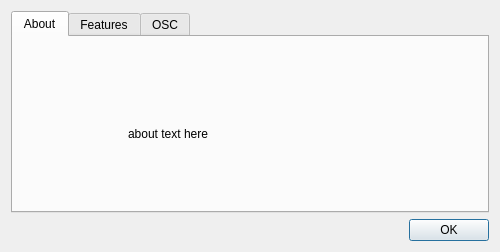
First picture: the form in src/ui/carla_about.ui, repository falkTX/Cadence, before the edit.
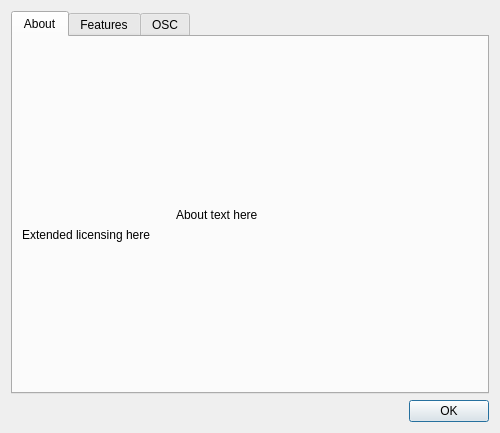
Second picture: the form after the edit. Icons and pictures are not drawn.

Commit message: Carla: Rework about dialog, add extended license info

What changed in the file:
```diff
--- a/src/ui/carla_about.ui
+++ b/src/ui/carla_about.ui
@@ -7,7 +7,7 @@
     <x>0</x>
     <y>0</y>
     <width>484</width>
-    <height>252</height>
+    <height>433</height>
    </rect>
   </property>
   <property name="windowTitle">
@@ -24,30 +24,14 @@
        <string>About</string>
       </attribute>
       <layout class="QGridLayout" name="gridLayout_3">
-       <item row="2" column="0">
-        <spacer name="horizontalSpacer">
-         <property name="orientation">
-          <enum>Qt::Horizontal</enum>
-         </property>
-         <property name="sizeType">
-          <enum>QSizePolicy::Fixed</enum>
-         </property>
-         <property name="sizeHint" stdset="0">
-          <size>
-           <width>100</width>
-           <height>20</height>
-          </size>
-         </property>
-        </spacer>
-       </item>
        <item row="2" column="1">
         <widget class="QLabel" name="l_about">
          <property name="text">
-          <string>about text here</string>
+          <string>About text here</string>
          </property>
         </widget>
        </item>
-       <item row="4" column="0" colspan="2">
+       <item row="7" column="0" colspan="2">
         <spacer name="verticalSpacer">
          <property name="orientation">
           <enum>Qt::Vertical</enum>
@@ -60,8 +44,22 @@
          </property>
         </spacer>
        </item>
-       <item row="1" column="0" colspan="2">
-        <widget class="QLabel" name="label_8">
+       <item row="2" column="0">
+        <spacer name="horizontalSpacer">
+         <property name="orientation">
+          <enum>Qt::Horizontal</enum>
+         </property>
+        </spacer>
+       </item>
+       <item row="2" column="2">
+        <spacer name="horizontalSpacer_2">
+         <property name="orientation">
+          <enum>Qt::Horizontal</enum>
+         </property>
+        </spacer>
+       </item>
+       <item row="1" column="0" colspan="3">
+        <widget class="QLabel" name="l_icons">
          <property name="text">
           <string/>
          </property>
@@ -73,7 +71,7 @@
          </property>
         </widget>
        </item>
-       <item row="0" column="0" colspan="2">
+       <item row="0" column="0" colspan="3">
         <spacer name="verticalSpacer_4">
          <property name="orientation">
           <enum>Qt::Vertical</enum>
@@ -86,6 +84,16 @@
          </property>
         </spacer>
        </item>
+       <item row="3" column="0" colspan="3">
+        <widget class="QLabel" name="l_extended">
+         <property name="text">
+          <string>Extended licensing here</string>
+         </property>
+         <property name="wordWrap">
+          <bool>true</bool>
+         </property>
+        </widget>
+       </item>
       </layout>
      </widget>
      <widget class="QWidget" name="features">
```
The commit also changes 4 other files.
